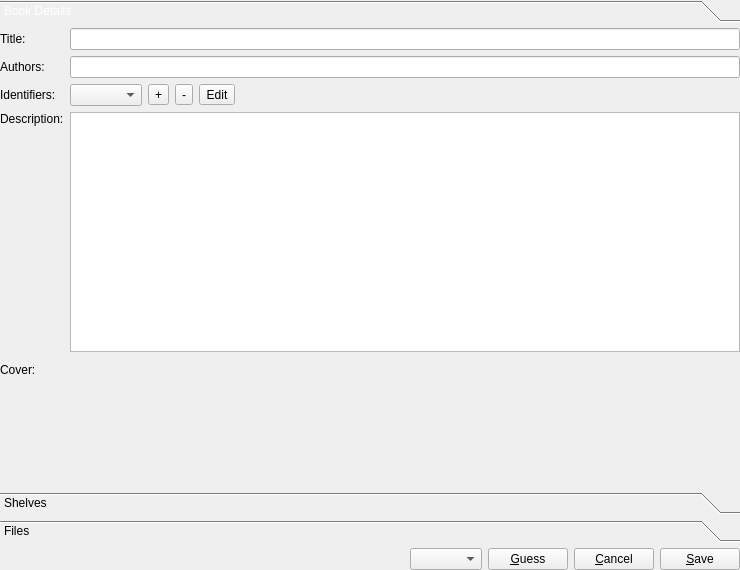
This is src/book_editor.ui in chrmorais/aranduka as Qt 5 draws it before an edit. The edited form follows.
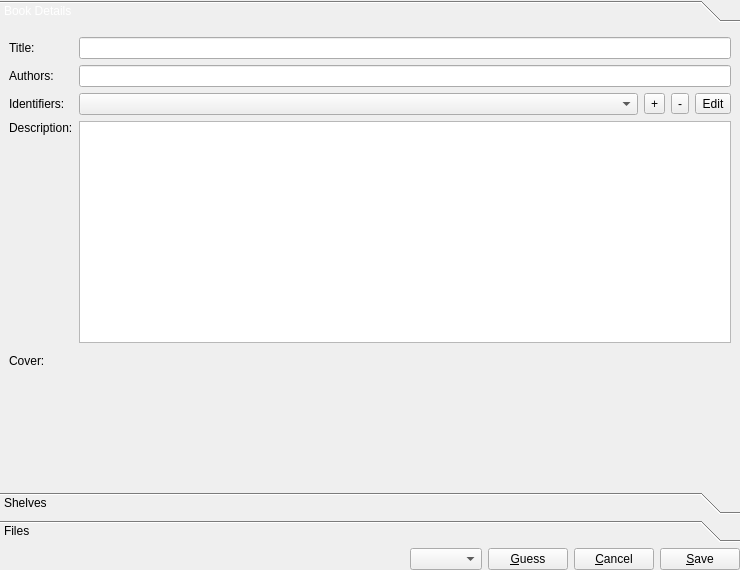
This is the edited form. The open tabs and pages were chosen to show the change. Icons and pictures are not drawn.

The edit to the form file:
```diff
--- a/src/book_editor.ui
+++ b/src/book_editor.ui
@@ -13,6 +13,9 @@
   <property name="windowTitle">
    <string>Form</string>
   </property>
+  <property name="layoutDirection">
+   <enum>Qt::LeftToRight</enum>
+  </property>
   <layout class="QVBoxLayout" name="verticalLayout">
    <property name="margin">
     <number>0</number>
@@ -57,12 +60,6 @@
        <string>Book Details</string>
       </attribute>
       <layout class="QFormLayout" name="formLayout">
-       <property name="fieldGrowthPolicy">
-        <enum>QFormLayout::ExpandingFieldsGrow</enum>
-       </property>
-       <property name="margin">
-        <number>0</number>
-       </property>
        <item row="0" column="0">
         <widget class="QLabel" name="label_6">
          <property name="text">
```
Left out of the diff: 10 changed lines with no effect on the pictures.
